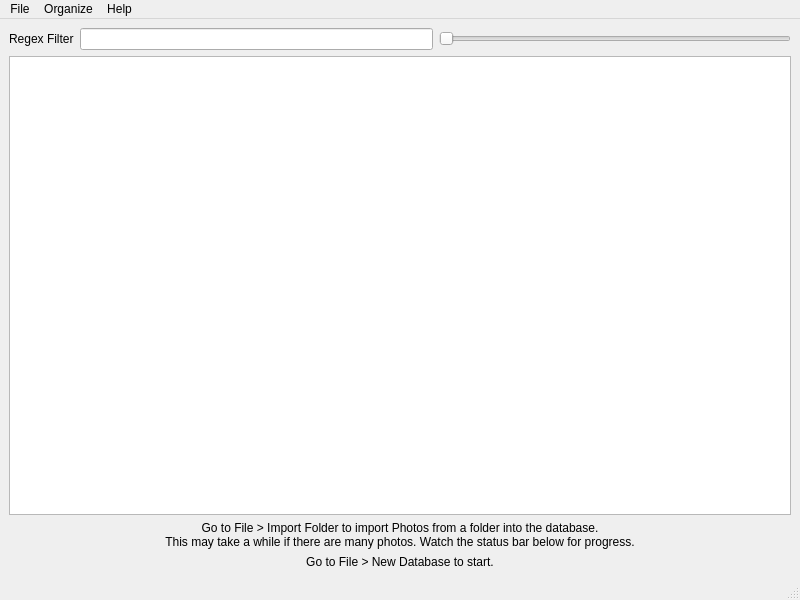
Before: the Qt Designer form UIFiles/PicOrganizer.ui in UpSea/PhotoOrganizer, drawn with Qt 5.
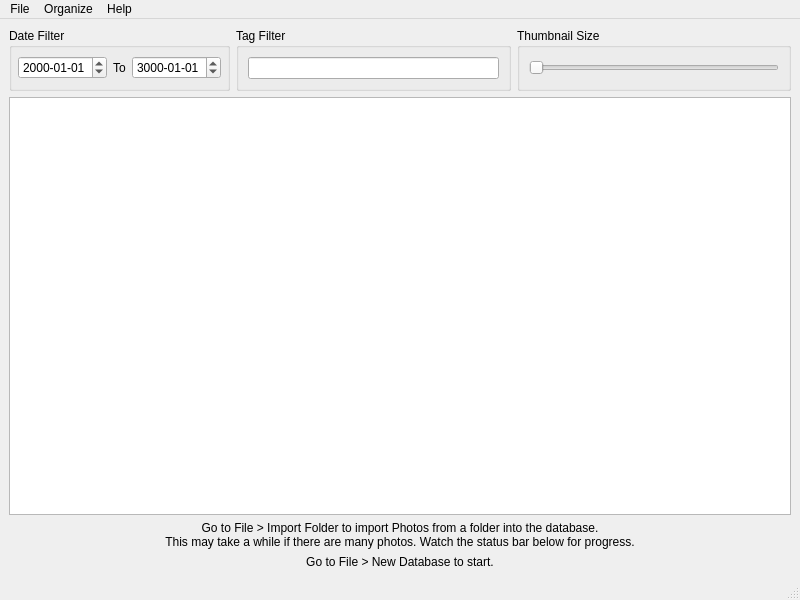
After: the same form once the commit is applied. Custom widgets are drawn as their Qt base class.

Commit message: Add date range filter.

Diff of the .ui file:
```diff
--- a/UIFiles/PicOrganizer.ui
+++ b/UIFiles/PicOrganizer.ui
@@ -24,20 +24,77 @@
        <item>
         <layout class="QHBoxLayout" name="horizontalLayout">
          <item>
-          <widget class="QLabel" name="label">
-           <property name="text">
-            <string>Regex Filter</string>
+          <widget class="QGroupBox" name="groupDateFilter">
+           <property name="title">
+            <string>Date Filter</string>
            </property>
+           <layout class="QHBoxLayout" name="horizontalLayout_2">
+            <property name="margin">
+             <number>6</number>
+            </property>
+            <item>
+             <widget class="QDateEdit" name="dateFrom">
+              <property name="displayFormat">
+               <string>yyyy-MM-dd</string>
+              </property>
+              <property name="calendarPopup">
+               <bool>false</bool>
+              </property>
+             </widget>
+            </item>
+            <item>
+             <widget class="QLabel" name="labelFrom_2">
+              <property name="text">
+               <string>To</string>
+              </property>
+             </widget>
+            </item>
+            <item>
+             <widget class="QDateEdit" name="dateTo">
+              <property name="date">
+               <date>
+                <year>3000</year>
+                <month>1</month>
+                <day>1</day>
+               </date>
+              </property>
+              <property name="displayFormat">
+               <string>yyyy-MM-dd</string>
+              </property>
+              <property name="calendarPopup">
+               <bool>false</bool>
+              </property>
+             </widget>
+            </item>
+           </layout>
           </widget>
          </item>
          <item>
-          <widget class="QLineEdit" name="lineEdit"/>
+          <widget class="QGroupBox" name="groupBox">
+           <property name="title">
+            <string>Tag Filter</string>
+           </property>
+           <layout class="QVBoxLayout" name="verticalLayout_3">
+            <item>
+             <widget class="QLineEdit" name="lineEdit"/>
+            </item>
+           </layout>
+          </widget>
          </item>
          <item>
-          <widget class="QSlider" name="slider">
-           <property name="orientation">
-            <enum>Qt::Horizontal</enum>
+          <widget class="QGroupBox" name="groupBox_2">
+           <property name="title">
+            <string>Thumbnail Size</string>
            </property>
+           <layout class="QVBoxLayout" name="verticalLayout_4">
+            <item>
+             <widget class="QSlider" name="slider">
+              <property name="orientation">
+               <enum>Qt::Horizontal</enum>
+              </property>
+             </widget>
+            </item>
+           </layout>
           </widget>
          </item>
         </layout>
```
Left out of the diff: 4 changed lines with no effect on the pictures. The commit also changes 3 other files.
